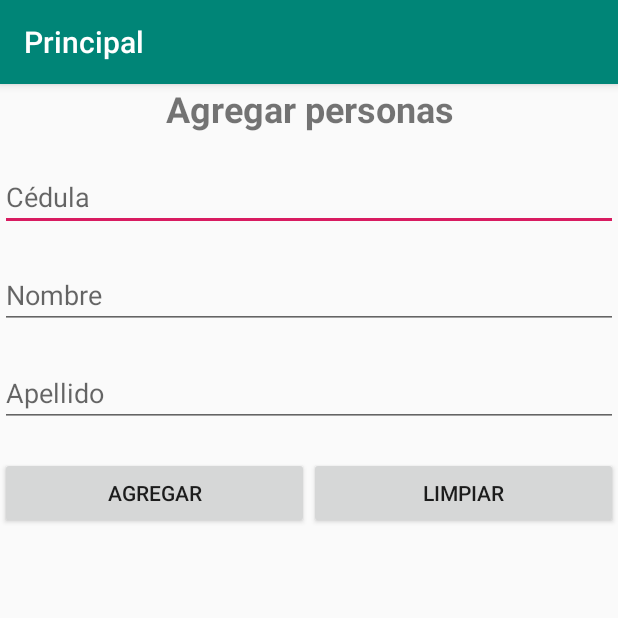
After one commit to leotroncoso/personas, an Android app: the CrearPersonas screen opened directly, with no data from a screen before it, on a phone screen of 412 x 824 dp, the top half of it. The commit adds this screen. Run offline under Robolectric (Android 15) with nearby library versions, the phone set to English and light mode, and no system bars.

Commit message:
interfaz del principal y el agregar terminado

```diff
--- a/app/src/main/AndroidManifest.xml
+++ b/app/src/main/AndroidManifest.xml
@@ -9,7 +9,9 @@
         android:roundIcon="@mipmap/ic_launcher_round"
         android:supportsRtl="true"
         android:theme="@style/AppTheme">
-        <activity android:name=".MainActivity">
+        <activity android:name=".ListarPersonas"></activity>
+        <activity android:name=".CrearPersonas" />
+        <activity android:name=".Principal">
             <intent-filter>
                 <action android:name="android.intent.action.MAIN" />
 
--- /dev/null
+++ b/app/src/main/java/com/example/principal/CrearPersonas.java
@@ -0,0 +1,13 @@
+package com.example.principal;
+
+import android.support.v7.app.AppCompatActivity;
+import android.os.Bundle;
+
+public class CrearPersonas extends AppCompatActivity {
+
+    @Override
+    protected void onCreate(Bundle savedInstanceState) {
+        super.onCreate(savedInstanceState);
+        setContentView(R.layout.activity_crear_personas);
+    }
+}
--- a/app/src/main/java/com/example/principal/MainActivity.java
+++ b/app/src/main/java/com/example/principal/ListarPersonas.java
@@ -3,11 +3,11 @@ package com.example.principal;
 import android.support.v7.app.AppCompatActivity;
 import android.os.Bundle;
 
-public class MainActivity extends AppCompatActivity {
+public class ListarPersonas extends AppCompatActivity {
 
     @Override
     protected void onCreate(Bundle savedInstanceState) {
         super.onCreate(savedInstanceState);
-        setContentView(R.layout.activity_main);
+        setContentView(R.layout.activity_listar_personas);
     }
 }
--- /dev/null
+++ b/app/src/main/res/layout/activity_crear_personas.xml
@@ -0,0 +1,68 @@
+<?xml version="1.0" encoding="utf-8"?>
+<LinearLayout xmlns:android="http://schemas.android.com/apk/res/android"
+    xmlns:app="http://schemas.android.com/apk/res-auto"
+    xmlns:tools="http://schemas.android.com/tools"
+    android:layout_width="match_parent"
+    android:layout_height="match_parent"
+    android:orientation="vertical"
+    tools:context=".CrearPersonas">
+
+    <TextView
+        android:id="@+id/textView"
+        android:layout_width="match_parent"
+        android:layout_height="wrap_content"
+        android:layout_marginBottom="20dp"
+        android:text="@string/titulo"
+        android:textAlignment="center"
+        android:textSize="24sp"
+        android:textStyle="bold" />
+
+    <EditText
+        android:id="@+id/txtCedula"
+        android:layout_width="match_parent"
+        android:layout_height="wrap_content"
+        android:layout_marginBottom="20dp"
+        android:ems="10"
+        android:hint="@string/cedula"
+        android:inputType="number" />
+
+    <EditText
+        android:id="@+id/txtNombre"
+        android:layout_width="match_parent"
+        android:layout_height="wrap_content"
+        android:layout_marginBottom="20dp"
+        android:ems="10"
+        android:hint="@string/nombre"
+        android:inputType="textPersonName" />
+
+    <EditText
+        android:id="@+id/txtApellido"
+        android:layout_width="match_parent"
+        android:layout_height="wrap_content"
+        android:layout_marginBottom="20dp"
+        android:ems="10"
+        android:hint="@string/apellido"
+        android:inputType="textPersonName" />
+
+    <LinearLayout
+        android:layout_width="match_parent"
+        android:layout_height="wrap_content"
+        android:layout_marginBottom="20dp"
+        android:orientation="horizontal">
+
+        <Button
+            android:id="@+id/button"
+            android:layout_width="wrap_content"
+            android:layout_height="wrap_content"
+            android:layout_weight="1"
+            android:text="@string/agregar" />
+
+        <Button
+            android:id="@+id/button2"
+            android:layout_width="wrap_content"
+            android:layout_height="wrap_content"
+            android:layout_weight="1"
+            android:text="@string/limpiar" />
+    </LinearLayout>
+
+</LinearLayout>
--- a/app/src/main/res/values/strings.xml
+++ b/app/src/main/res/values/strings.xml
@@ -1,3 +1,9 @@
 <resources>
     <string name="app_name">Principal</string>
+    <string name="cedula">Cédula</string>
+    <string name="nombre">Nombre</string>
+    <string name="apellido">Apellido</string>
+    <string name="titulo">Agregar personas</string>
+    <string name="agregar">Agregar</string>
+    <string name="limpiar">Limpiar</string>
 </resources>
```
Also changed, not shown: app/src/main/java/com/example/principal/Principal.java (added, +13 -0 lines), app/src/main/res/layout/activity_listar_personas.xml (added, +9 -0 lines), app/src/main/res/layout/activity_main.xml (+8 -12 lines).
